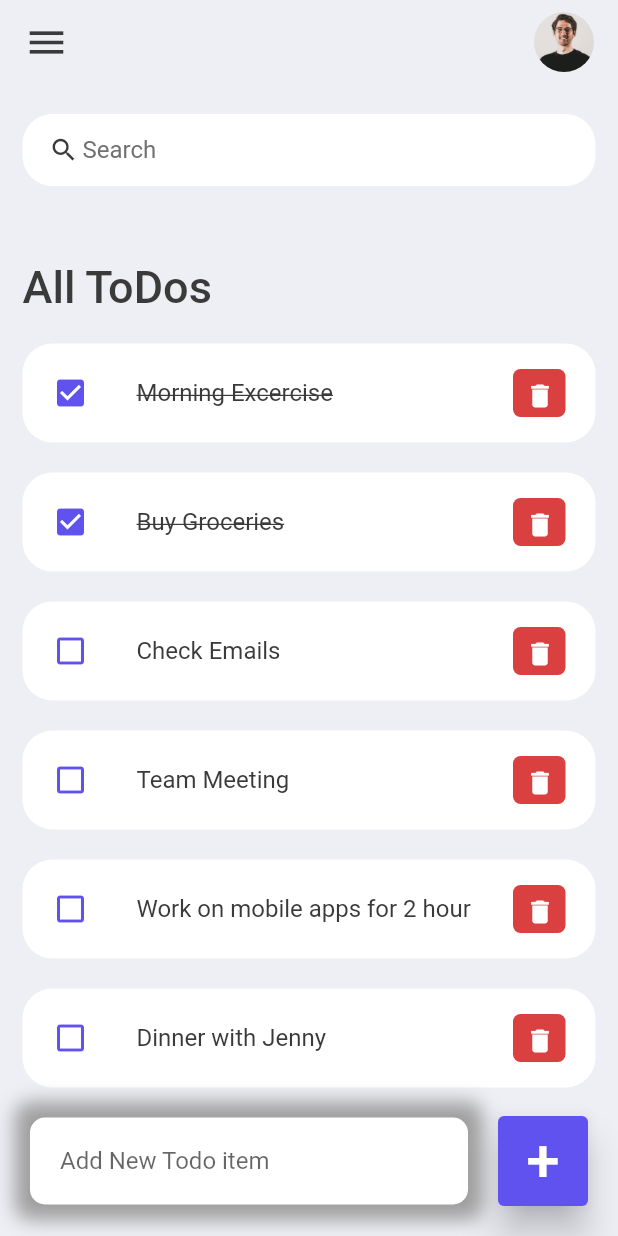
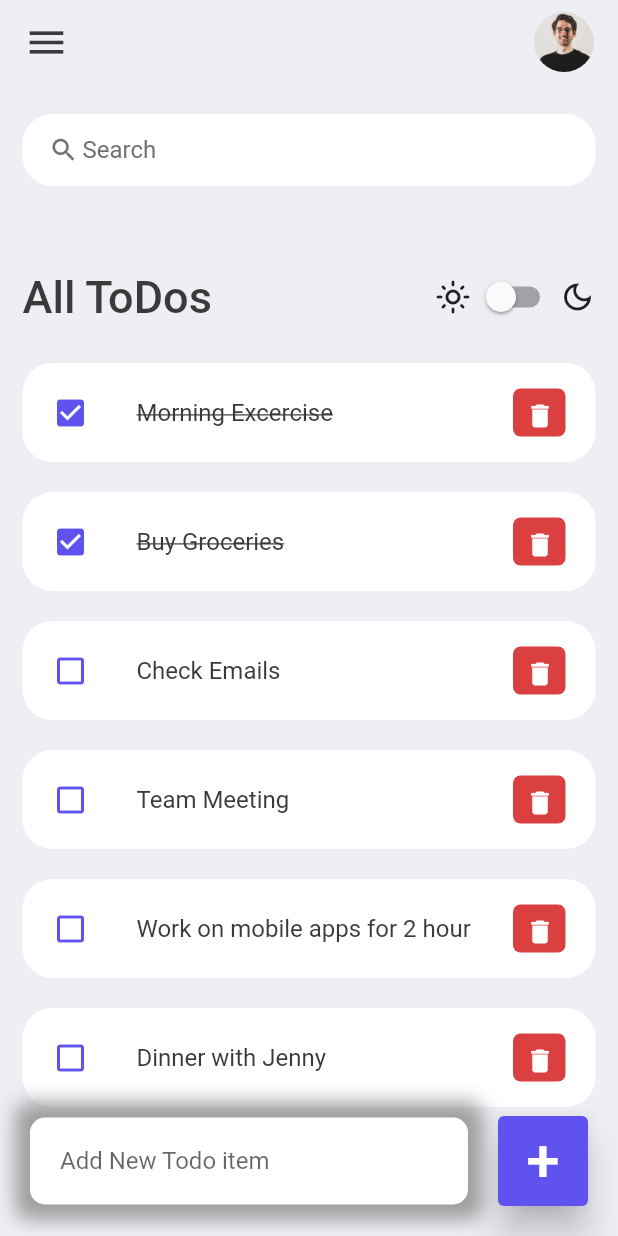
Before and after one commit to amartya895/To_Do_App, a Flutter app: the screen it shows after launch, on a phone screen of 412 x 824 dp. Run offline on Flutter 3.47's test engine with Material 2 defaults, Android fonts, the phone set to English and light mode, and no system bars.

Commit message:
dark theme

```diff
--- a/to_do_app/lib/screens/home_screen.dart
+++ b/to_do_app/lib/screens/home_screen.dart
@@ -16,6 +16,8 @@ class _HomeScreenState extends State<HomeScreen> {
   final todosList = ToDo.todoList();
   final _todocontroller = TextEditingController();
 
+  bool _switchValue = false;
+
   List<ToDo> _foundTodo = [];
 
   @override
@@ -27,16 +29,16 @@ class _HomeScreenState extends State<HomeScreen> {
   @override
   Widget build(BuildContext context) {
     return Scaffold(
-      backgroundColor: styles.tdBgColor,
+      backgroundColor: _switchValue ? styles.tdBlack : styles.tdBgColor,
       appBar: AppBar(
         elevation: 0,
-        backgroundColor: styles.tdBgColor,
+        backgroundColor: _switchValue ? styles.tdBlack : styles.tdBgColor,
         title: Row(
           mainAxisAlignment: MainAxisAlignment.spaceBetween,
           children: [
             Icon(
               Icons.menu,
-              color: styles.tdBlack,
+              color: _switchValue ? Colors.white : styles.tdBlack,
               size: 30,
             ),
             Container(
@@ -65,14 +67,34 @@ class _HomeScreenState extends State<HomeScreen> {
                   children: [
                     Container(
                         margin: EdgeInsets.only(top: 50, bottom: 20),
-                      child: Text(
+                        child: Row(
+                          mainAxisAlignment: MainAxisAlignment.spaceBetween,
+                          children: [
+                            Text(
                               "All ToDos",
                               style: TextStyle(
-                            color: styles.tdBlack,
+                                  color: _switchValue
+                                      ? Colors.white
+                                      : styles.tdBlack,
                                   fontSize: 30,
                                   fontWeight: FontWeight.w500),
                             ),
+                            Row(
+                              children: [
+                                Icon(Icons.light_mode_outlined),
+                                Switch(
+                                  value: _switchValue,
+                                  onChanged: (newValue) {
+                                    setState(() {
+                                      _switchValue = newValue;
+                                    });
+                                  },
                                 ),
+                                Icon(Icons.dark_mode_outlined)
+                              ],
+                            )
+                          ],
+                        )),
                     for (ToDo todoo in _foundTodo)
                       TodoItem(
                         todo: todoo,
@@ -92,7 +114,7 @@ class _HomeScreenState extends State<HomeScreen> {
                   padding: EdgeInsets.symmetric(horizontal: 20, vertical: 5),
                   margin: EdgeInsets.only(bottom: 20, left: 20, right: 20),
                   decoration: BoxDecoration(
-                    color: Colors.white,
+                    color: _switchValue ? styles.tdGrey : Colors.white,
                     boxShadow: [
                       BoxShadow(
                           color: Colors.grey,
@@ -137,7 +159,8 @@ class _HomeScreenState extends State<HomeScreen> {
     return Container(
       padding: EdgeInsets.symmetric(horizontal: 15),
       decoration: BoxDecoration(
-          borderRadius: BorderRadius.circular(20), color: Colors.white),
+          borderRadius: BorderRadius.circular(20),
+          color: _switchValue ? styles.tdGrey : Colors.white),
       child: TextField(
         onChanged: (value) => _runfilter(value),
         decoration: InputDecoration(
@@ -145,11 +168,12 @@ class _HomeScreenState extends State<HomeScreen> {
             border: InputBorder.none,
             prefixIcon: Icon(
               Icons.search,
-              color: styles.tdBlack,
+              color: _switchValue ? Colors.white : styles.tdGrey,
               size: 20,
             ),
             hintText: "Search",
-            hintStyle: TextStyle(color: styles.tdGrey),
+            hintStyle:
+                TextStyle(color: _switchValue ? Colors.white : styles.tdGrey),
             prefixIconConstraints: BoxConstraints(minWidth: 25, maxHeight: 20)),
       ),
     );
--- a/to_do_app/lib/widgets/todo_item.dart
+++ b/to_do_app/lib/widgets/todo_item.dart
@@ -3,8 +3,12 @@ import 'package:to_do_app/app_styles.dart/app_color.dart';
 import 'package:to_do_app/models/todo.dart';
 
 class TodoItem extends StatelessWidget {
-  const TodoItem(
-      {super.key, required this.todo, this.onTodoChange, this.onDeleteItem});
+  const TodoItem({
+    super.key,
+    required this.todo,
+    this.onTodoChange,
+    this.onDeleteItem,
+  });
 
   final ToDo todo;
   final onTodoChange;
```
Lines whose indentation alone changed are shown as unchanged.
